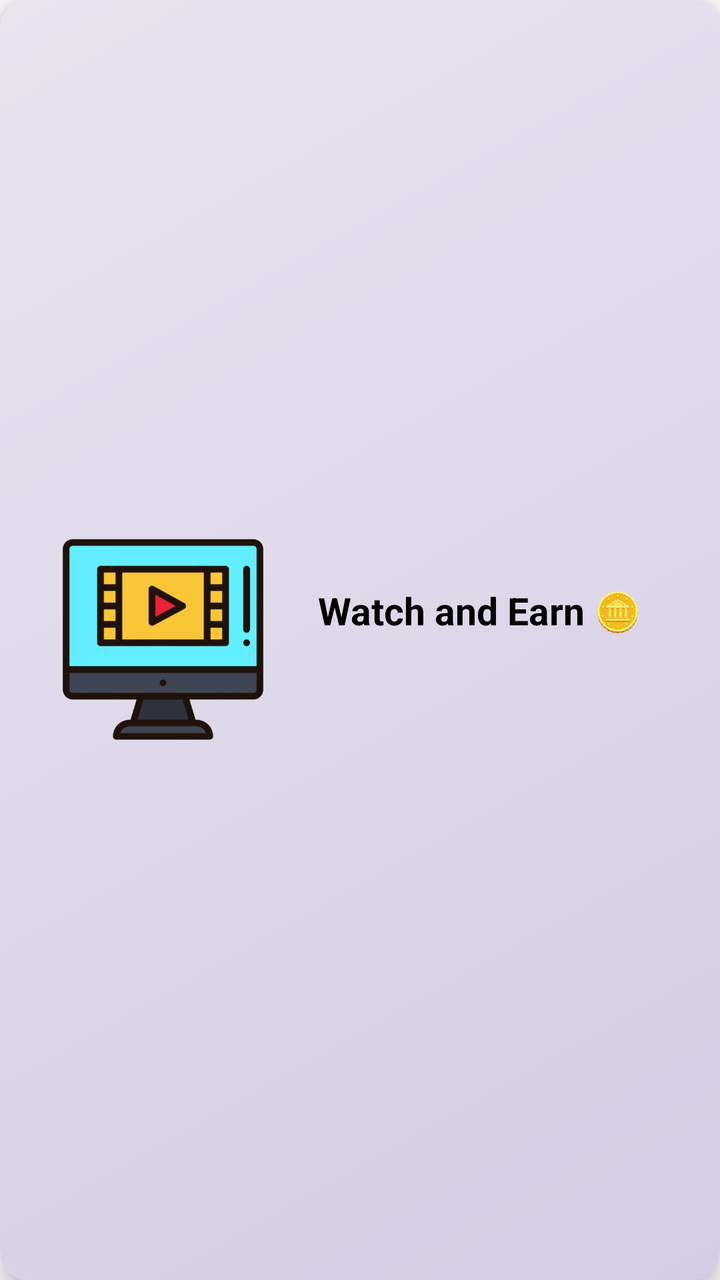
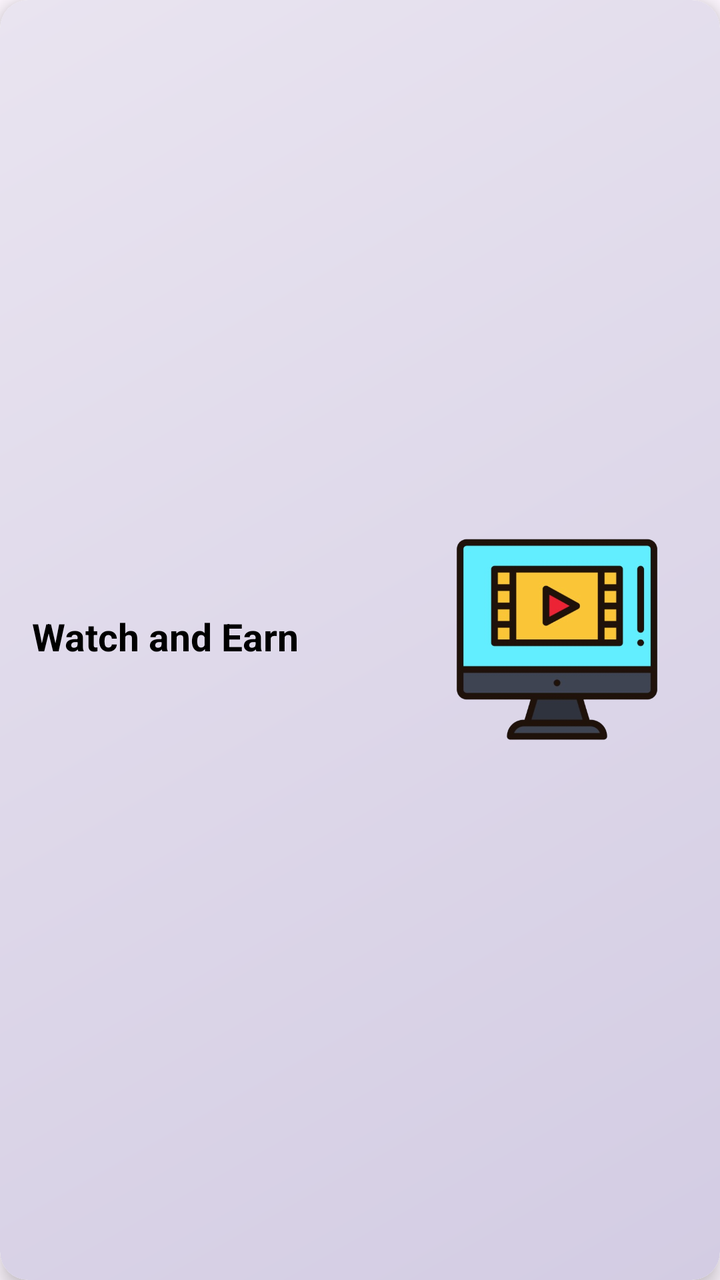

Before-and-after screenshots of an Android layout around one commit, followed by the original layout XML and the change that was made.
<!-- AndroidManifest.xml: application theme Theme.RGamer -->
<!-- res/layout/card_watch_earn.xml -->
<?xml version="1.0" encoding="utf-8"?>
<androidx.cardview.widget.CardView
    xmlns:android="http://schemas.android.com/apk/res/android"
    xmlns:app="http://schemas.android.com/apk/res-auto"
    android:id="@+id/card_watch_earn"
    android:layout_width="match_parent"
    android:layout_height="157dp"
    android:layout_marginBottom="12dp"
    app:cardCornerRadius="14dp"
    app:cardElevation="6dp">

    <LinearLayout
        android:layout_width="match_parent"
        android:layout_height="match_parent"
        android:background="@drawable/bg_card_gradient"
        android:padding="16dp"
        android:orientation="horizontal"
        android:gravity="center_vertical">

        <ImageView
            android:layout_width="131dp"
            android:layout_height="107dp"
            android:src="@drawable/ic_watch" />

        <TextView
            android:layout_width="249dp"
            android:layout_height="55dp"
            android:layout_marginStart="12dp"
            android:text="Watch and Earn 🪙"
            android:textColor="@color/black"
            android:textSize="19dp"
            android:textStyle="bold" />

    </LinearLayout>
</androidx.cardview.widget.CardView>
<!-- resources referenced by this layout -->
<resources>
  <color name="black">#FF000000</color>
  <!-- drawable bg_card_gradient (drawable) -->
  <?xml version="1.0" encoding="utf-8"?>
  <shape xmlns:android="http://schemas.android.com/apk/res/android"
      android:shape="rectangle">
  
      
      <corners android:radius="14dp" />
  
      
      <gradient
          android:startColor="#D3CCE3"
          android:endColor="#E9E4F0"
          android:angle="135" />
  
  </shape>
  <!-- drawable ic_watch: png bitmap (drawable, 89876 bytes) -->
  <style name="Theme.RGamer" parent="Base.Theme.RGamer" />
  <style name="Base.Theme.RGamer" parent="Theme.Material3.DayNight.NoActionBar">
          
          
      </style>
</resources>

<!-- the commit's change to res/layout/card_watch_earn.xml (unified diff, before → after) -->
@@ -17,19 +17,21 @@
         android:orientation="horizontal"
         android:gravity="center_vertical">
 
+        
+        <TextView
+            android:layout_width="194dp"
+            android:layout_height="29dp"
+            android:layout_weight="1"
+            android:text="Watch and Earn"
+            android:textColor="@color/black"
+            android:textSize="19sp"
+            android:textStyle="bold" />
+
+        
         <ImageView
             android:layout_width="131dp"
             android:layout_height="107dp"
             android:src="@drawable/ic_watch" />
 
-        <TextView
-            android:layout_width="249dp"
-            android:layout_height="55dp"
-            android:layout_marginStart="12dp"
-            android:text="Watch and Earn 🪙"
-            android:textColor="@color/black"
-            android:textSize="19dp"
-            android:textStyle="bold" />
-
     </LinearLayout>
 </androidx.cardview.widget.CardView>
